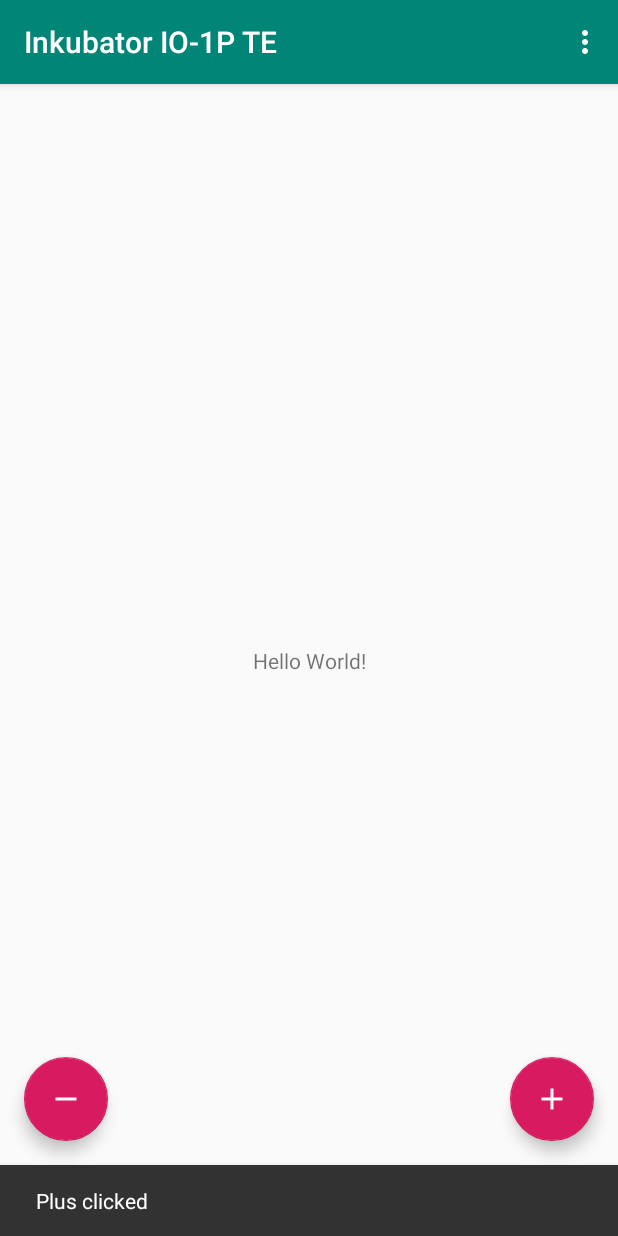
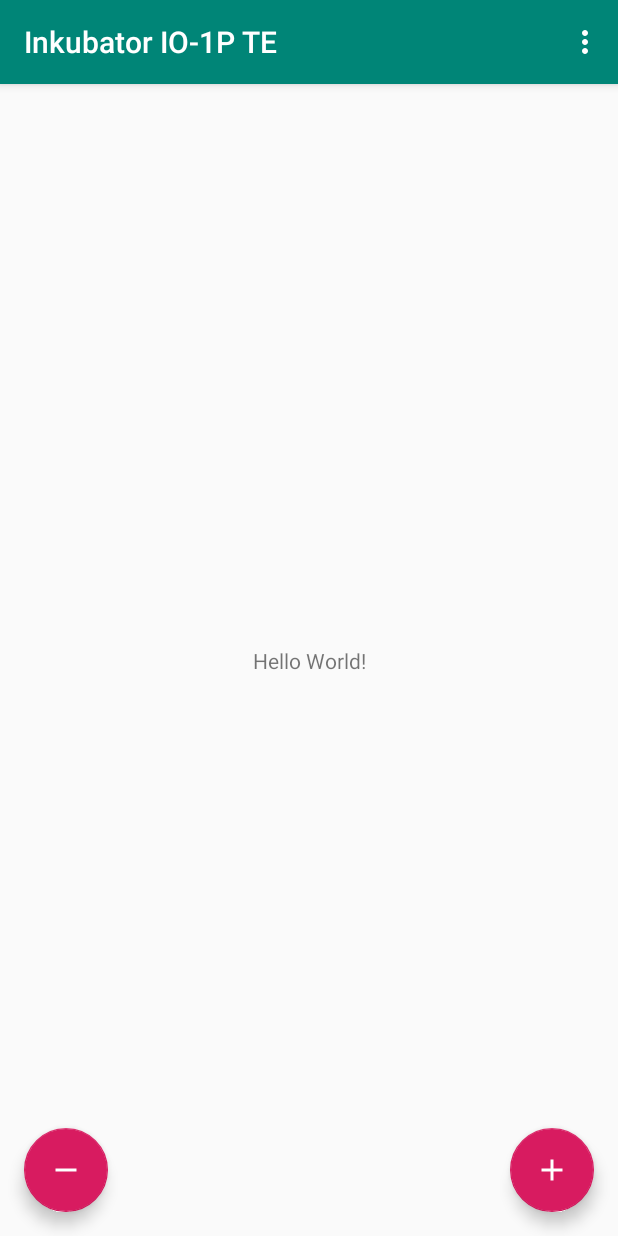
Before and after one commit to crazy-goat/incubator, an Android app: the screen it shows after launch (MainActivity), after a tap on an icon or button, on a phone screen of 412 x 824 dp. Run offline under Robolectric (Android 15) with nearby library versions, the phone set to English and light mode, and no system bars; 3 statements that could not run were skipped.

Commit message:
https://github.com/crazy-goat/incubator.git poprawki 2

```diff
--- a/app/src/main/AndroidManifest.xml
+++ b/app/src/main/AndroidManifest.xml
@@ -1,14 +1,15 @@
 <?xml version="1.0" encoding="utf-8"?>
 <manifest xmlns:android="http://schemas.android.com/apk/res/android"
           package="com.crazygoat.inkubator">
-    <uses-permission android:name="android.permission.TRANSMIT_IR"></uses-permission>
+    <uses-permission android:name="android.permission.TRANSMIT_IR"/>
+    <uses-permission android:name="android.permission.VIBRATE"/>
     <application
             android:allowBackup="true"
             android:icon="@mipmap/ic_launcher"
             android:label="@string/app_name"
             android:roundIcon="@mipmap/ic_launcher_round"
             android:supportsRtl="true"
-            android:theme="@style/AppTheme">
+            android:theme="@style/AppTheme" android:fullBackupContent="@xml/backup_descriptor">
         <activity
                 android:name=".MainActivity"
                 android:label="@string/app_name"
--- a/app/src/main/java/com/crazygoat/inkubator/MainActivity.kt
+++ b/app/src/main/java/com/crazygoat/inkubator/MainActivity.kt
@@ -8,11 +8,22 @@ import android.view.MenuItem
 
 import kotlinx.android.synthetic.main.activity_main.*
 import android.hardware.ConsumerIrManager
+import android.view.View
 import androidx.coordinatorlayout.widget.CoordinatorLayout
 import java.util.logging.Logger
+import android.os.VibrationEffect
+import android.os.Build
+import android.content.Context.VIBRATOR_SERVICE
+import android.os.Vibrator
+
+
 
 class MainActivity : AppCompatActivity() {
 
+    private var plusIRMsg = intArrayOf(907, 814, 4376, 813, 904)
+    private var minusIRMsg = intArrayOf(1771, 821, 3499, 823, 869)
+    private var freq: Int = 0
+    private var freqList = listOf<Int>()
     private lateinit var manager: ConsumerIrManager
 
     override fun onCreate(savedInstanceState: Bundle?) {
@@ -21,32 +32,47 @@ class MainActivity : AppCompatActivity() {
         setContentView(R.layout.activity_main)
         setSupportActionBar(toolbar)
 
-        val coordinatorLayout = findViewById(R.id.coordinatorLayout) as CoordinatorLayout
+        initIR()
 
+        plus.setOnClickListener {
+            this.manager.transmit(this.freq, this.plusIRMsg)
+            this.vibrate()
+        }
+        minus.setOnClickListener {
+            this.manager.transmit(this.freq, this.minusIRMsg)
+            this.vibrate()
+        }
+    }
+
+    private fun initIR() {
         this.manager = getSystemService(CONSUMER_IR_SERVICE) as ConsumerIrManager
         if (this.manager.hasIrEmitter()) {
             val ranges = this.manager.carrierFrequencies
-
-            Snackbar.make(coordinatorLayout, "IR DEVICE FOUND", Snackbar.LENGTH_LONG).setAction("Action", null).show()
+            this.freq = ranges.first().minFrequency
             ranges.forEach {
-                Logger.getLogger(MainActivity::class.java.name).warning(it.minFrequency.toString() +" = "+it.maxFrequency.toString())
+//                this.freqList.
             }
         } else {
-            Snackbar.make(coordinatorLayout, "IR DEVICE NOT FOUND", Snackbar.LENGTH_LONG).setAction("Action", null).show()
+            Snackbar.make(findViewById<View>(R.id.coordinatorLayout), "IR DEVICE NOT FOUND", Snackbar.LENGTH_LONG)
+                .setAction("Action", null)
+                .show()
         }
+    }
 
-
-        plus.setOnClickListener { view ->
-            Snackbar.make(view, "Plus clicked", Snackbar.LENGTH_LONG).setAction("Action", null).show()
-        }
-        minus.setOnClickListener { view ->
-            Snackbar.make(view, "Minus clicked", Snackbar.LENGTH_LONG).setAction("Action", null).show()
+    private fun vibrate() {
+        val v = getSystemService(VIBRATOR_SERVICE) as Vibrator
+        if (Build.VERSION.SDK_INT >= Build.VERSION_CODES.O) {
+            v.vibrate(VibrationEffect.createOneShot(100, VibrationEffect.DEFAULT_AMPLITUDE))
+        } else {
+            //deprecated in API 26
+            v.vibrate(100)
         }
     }
 
     override fun onCreateOptionsMenu(menu: Menu): Boolean {
         // Inflate the menu; this adds items to the action bar if it is present.
         menuInflater.inflate(R.menu.menu_main, menu)
+
         return true
     }
 
--- a/app/src/main/res/menu/menu_main.xml
+++ b/app/src/main/res/menu/menu_main.xml
@@ -6,4 +6,5 @@
           android:title="@string/action_settings"
           android:orderInCategory="100"
           app:showAsAction="never"/>
+    <item android:title="@string/menu_home_pag" android:orderInCategory="101" android:id="@+id/action_homepage"/>
 </menu>
--- a/app/src/main/res/values/strings.xml
+++ b/app/src/main/res/values/strings.xml
@@ -1,4 +1,5 @@
 <resources>
     <string name="app_name">Inkubator IO-1P TE</string>
-    <string name="action_settings">Settings</string>
+    <string name="action_settings">IR frequency</string>
+    <string name="menu_home_pag">Homepage</string>
 </resources>
--- /dev/null
+++ b/app/src/main/res/xml/backup_descriptor.xml
@@ -0,0 +1,4 @@
+<?xml version="1.0" encoding="utf-8"?>
+<full-backup-content>
+    <!-- Exclude specific shared preferences that contain GCM registration Id -->
+</full-backup-content>
```
